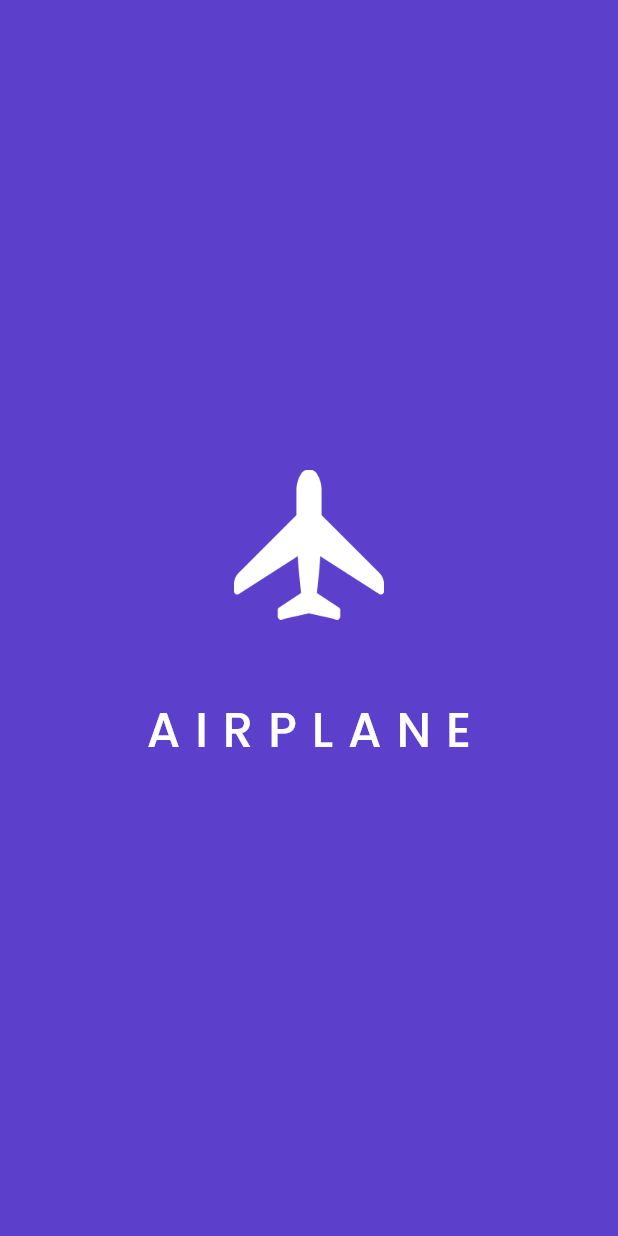
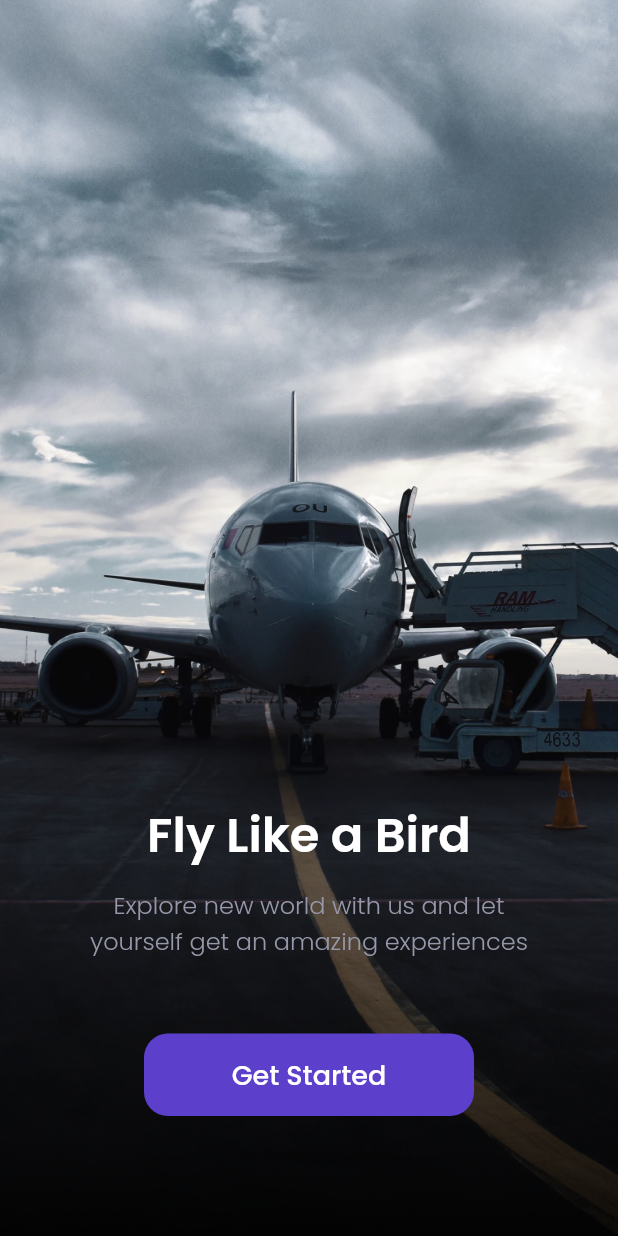
Before and after one commit to zaeroblitz/airplane-app, a Flutter app: the screen it shows after launch, on a phone screen of 412 x 824 dp. Run offline on Flutter 3.47's test engine with Material 2 defaults, Android fonts, the phone set to English and light mode, and no system bars; our stand-ins replace google_fonts.

Commit message:
Add Get Started Page

```diff
--- a/lib/main.dart
+++ b/lib/main.dart
@@ -1,4 +1,4 @@
-import 'package:airplane/views/pages/splash_page.dart';
+import 'views/pages/pages.dart';
 import 'package:flutter/material.dart';
 
 void main() {
@@ -12,7 +12,7 @@ class MyApp extends StatelessWidget {
   Widget build(BuildContext context) {
     return MaterialApp(
       debugShowCheckedModeBanner: false,
-      home: SplashPage(),
+      home: GetStartedPage(),
     );
   }
 }
--- /dev/null
+++ b/lib/views/pages/get_started_page.dart
@@ -0,0 +1,67 @@
+part of 'pages.dart';
+
+class GetStartedPage extends StatelessWidget {
+  const GetStartedPage({Key? key}) : super(key: key);
+
+  @override
+  Widget build(BuildContext context) {
+    return Scaffold(
+      body: Stack(
+        children: [
+          Container(
+            width: double.infinity,
+            height: double.infinity,
+            decoration: BoxDecoration(
+              image: DecorationImage(
+                image: AssetImage('assets/image_get_started.png'),
+                fit: BoxFit.cover,
+              ),
+            ),
+          ),
+          Center(
+            child: Column(
+              mainAxisAlignment: MainAxisAlignment.end,
+              children: [
+                Text(
+                  'Fly Like a Bird',
+                  style: bigTitleTextStyle.copyWith(color: kWhiteColor),
+                ),
+                SizedBox(
+                  height: 10,
+                ),
+                Text(
+                  'Explore new world with us and let \nyourself get an amazing experiences',
+                  style: regularSubtitleTextStyle,
+                  textAlign: TextAlign.center,
+                ),
+                Container(
+                  width: 220,
+                  height: 55,
+                  margin: EdgeInsets.only(
+                    top: 50,
+                    bottom: 80,
+                  ),
+                  child: TextButton(
+                    onPressed: () {},
+                    style: TextButton.styleFrom(
+                        backgroundColor: kPrimaryColor,
+                        shape: RoundedRectangleBorder(
+                          borderRadius: BorderRadius.circular(16),
+                        )),
+                    child: Text(
+                      'Get Started',
+                      style: whiteTextStyle.copyWith(
+                        fontSize: 18,
+                        fontWeight: medium,
+                      ),
+                    ),
+                  ),
+                ),
+              ],
+            ),
+          ),
+        ],
+      ),
+    );
+  }
+}
--- /dev/null
+++ b/lib/views/pages/pages.dart
@@ -0,0 +1,5 @@
+import '../../shared/theme.dart';
+import 'package:flutter/material.dart';
+
+part 'splash_page.dart';
+part 'get_started_page.dart';
--- a/lib/views/pages/splash_page.dart
+++ b/lib/views/pages/splash_page.dart
@@ -1,5 +1,4 @@
-import '../../shared/theme.dart';
-import 'package:flutter/material.dart';
+part of 'pages.dart';
 
 class SplashPage extends StatelessWidget {
   const SplashPage({Key? key}) : super(key: key);
```
Also changed, not shown: assets/image_get_started.png.
